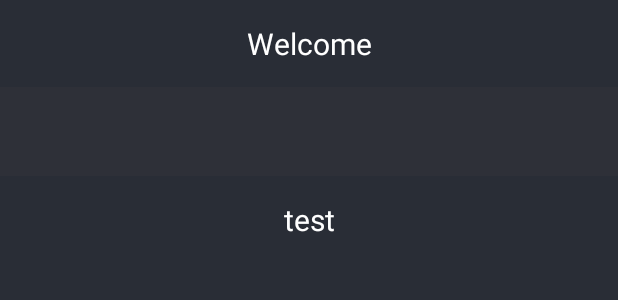
After one commit to ardiaanM/fitnessbuddy, an Android app: the layout activity_login_screen.xml on its own in the app's theme, with its tools: preview values and no code run, on a phone screen of 412 x 824 dp. The commit adds this screen. Shown: the top 300 px of the screen. Run offline under Robolectric (Android 15) with nearby library versions, the phone set to English and light mode, and no system bars.

Commit message:
Updated -> 2023-05-16 La in en logik för att komma till loginscreen eftersom den bugga ibland när man klicka login så krascha den / loggade in utan username. Nu så står det att man måste skriva något eller wrong username/password som en toast message. Uppdatera mainactivity, för logiken och loginscreen textview där det ska stå welcome osv.

```diff
--- a/app/src/main/java/com/example/fitnessbuddy/RegisterActivity.kt
+++ b/app/src/main/java/com/example/fitnessbuddy/RegisterActivity.kt
@@ -41,10 +41,10 @@ class RegisterActivity : AppCompatActivity() {
 
                         Toast.makeText(this, "Registration successful", Toast.LENGTH_SHORT).show()
 
-                        //tillbaka om de lyckas
+                        // Finish the current activity to prevent going back to it
                         val intent = Intent(this, MainActivity::class.java)
                         startActivity(intent)
-                        finish() // Finish the current activity to prevent going back to it
+                        finish()
                     } else {
 
                         Toast.makeText(this, "Registration failed: ${task.exception?.message}", Toast.LENGTH_SHORT).show()
--- /dev/null
+++ b/app/src/main/res/layout-v31/activity_login_screen.xml
@@ -0,0 +1,40 @@
+<?xml version="1.0" encoding="utf-8"?>
+<RelativeLayout xmlns:android="http://schemas.android.com/apk/res/android"
+    xmlns:app="http://schemas.android.com/apk/res-auto"
+    xmlns:tools="http://schemas.android.com/tools"
+    android:layout_width="match_parent"
+    android:layout_height="match_parent"
+    android:background="@color/black_shade_1"
+    tools:context=".LoginScreen">
+
+    <TextView
+        android:id="@+id/welcomeTV"
+        android:layout_width="match_parent"
+        android:layout_height="wrap_content"
+        android:text="Welcome"
+        android:gravity="center"
+        android:textSize="20dp"
+        android:padding="15dp"
+        android:textColor="@color/white"/>
+
+    <TextView
+        android:id="@+id/loginInfoTV"
+        android:layout_below="@+id/welcomeTV"
+        android:padding="20dp"
+        android:background="@android:color/system_neutral2_800"
+        android:layout_width="match_parent"
+        android:layout_height="wrap_content"/>
+
+    <TextView
+        android:id="@+id/informationTV"
+        android:layout_width="match_parent"
+        android:layout_height="wrap_content"
+        android:layout_below="@+id/loginInfoTV"
+        android:layout_marginTop="74dp"
+        android:gravity="center"
+        android:padding="20dp"
+        android:text="test"
+        android:textColor="@color/white" />
+
+
+</RelativeLayout>
--- /dev/null
+++ b/app/src/main/res/layout/activity_login_screen.xml
@@ -0,0 +1,41 @@
+<?xml version="1.0" encoding="utf-8"?>
+<RelativeLayout xmlns:android="http://schemas.android.com/apk/res/android"
+    xmlns:app="http://schemas.android.com/apk/res-auto"
+    xmlns:tools="http://schemas.android.com/tools"
+    android:layout_width="match_parent"
+    android:layout_height="match_parent"
+    android:background="@color/black_shade_1"
+    tools:context=".LoginScreen">
+
+    <TextView
+        android:id="@+id/welcomeTV"
+        android:layout_width="match_parent"
+        android:layout_height="wrap_content"
+        android:text="Welcome"
+        android:gravity="center"
+        android:textSize="20dp"
+        android:padding="15dp"
+        android:textColor="@color/white"/>
+
+    <TextView
+        android:id="@+id/loginInfoTV1"
+        android:layout_below="@+id/welcomeTV"
+        android:padding="20dp"
+        android:background="@android:color/system_neutral2_800"
+        android:layout_width="match_parent"
+        android:layout_height="wrap_content"
+        tools:targetApi="s" />
+
+    <TextView
+        android:id="@+id/informationTV1"
+        android:layout_below="@+id/loginInfoTV1"
+        android:layout_width="match_parent"
+        android:layout_height="wrap_content"
+        android:padding="15dp"
+        android:gravity="center"
+        android:textSize="20dp"
+        android:textColor="@color/white"
+        android:text="test"/>
+
+
+</RelativeLayout>
--- a/app/src/main/res/layout/activity_main.xml
+++ b/app/src/main/res/layout/activity_main.xml
@@ -56,7 +56,7 @@
         android:layout_below="@+id/editTextPassword"
         android:layout_centerHorizontal="true"
         android:layout_marginTop="24dp"
-        android:background="@drawable/button_chat"
+        android:background="@drawable/button_green"
         android:text="Login"
         android:textSize="15sp"
         android:textStyle="bold" />
@@ -85,7 +85,7 @@
         android:layout_height="wrap_content"
         android:layout_centerHorizontal="true"
         android:layout_marginTop="569dp"
-        android:background="@drawable/button_chat"
+        android:background="@drawable/button_green"
         android:text="Register Here"
         android:textSize="15sp"
         android:textStyle="bold" />
```
Also changed, not shown: app/src/main/AndroidManifest.xml (+7 -0 lines), app/src/main/java/com/example/fitnessbuddy/LoginScreen.kt (added, +11 -0 lines), app/src/main/java/com/example/fitnessbuddy/MainActivity.kt (+44 -0 lines), app/src/main/res/drawable/button_green.xml (renamed from app/src/main/res/drawable/button_chat.xml).
